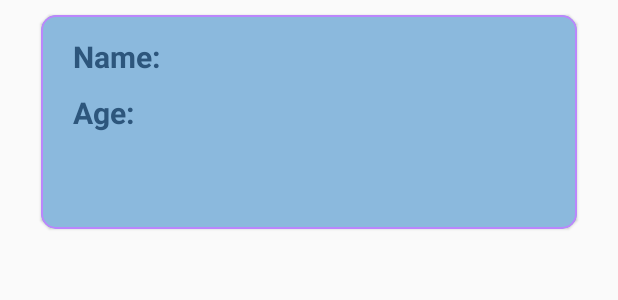
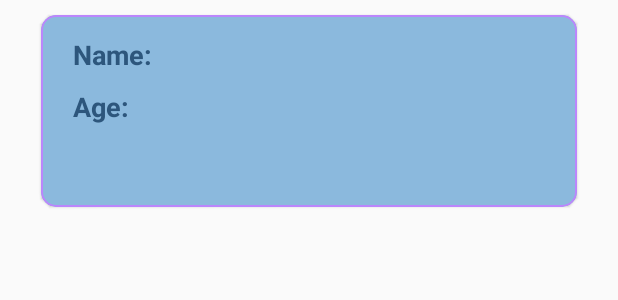
Before and after one commit to eduVieiraAF/FirebasePractice, an Android app: the layout item.xml on its own in the app's theme, with its tools: preview values and no code run, on a phone screen of 412 x 824 dp. Shown: the top 300 px of the screen. Run offline under Robolectric (Android 15) with nearby library versions, the phone set to English and light mode, and no system bars.

Commit message:
Prettier²
Few minor adjustments.

```diff
--- a/app/src/main/res/layout/item.xml
+++ b/app/src/main/res/layout/item.xml
@@ -22,7 +22,7 @@
             android:layout_width="wrap_content"
             android:layout_height="match_parent"
             android:text="Name:"
-            android:textSize="20sp"
+            android:textSize="18sp"
             android:textColor="@color/prussian_blue"
             android:textStyle="bold"
             android:layout_marginStart="7dp"
@@ -36,7 +36,7 @@
             android:layout_height="wrap_content"
             android:textStyle="bold|italic"
             android:textColor="@color/midnite_blue"
-            android:textSize="22sp"
+            android:textSize="20sp"
             android:layout_marginStart="10dp"
             android:gravity="center"
             app:layout_constraintStart_toEndOf="@id/TV_nameTxt"
@@ -48,7 +48,7 @@
             android:layout_width="wrap_content"
             android:layout_height="wrap_content"
             android:text="Age:"
-            android:textSize="20sp"
+            android:textSize="18sp"
             android:textColor="@color/prussian_blue"
             android:textStyle="bold"
             android:layout_marginStart="7dp"
@@ -63,9 +63,9 @@
             android:layout_height="wrap_content"
             android:textStyle="bold|italic"
             android:textColor="@color/midnite_blue"
-            android:textSize="22sp"
+            android:textSize="20sp"
             android:layout_marginStart="10dp"
-            android:layout_marginTop="8dp"
+            android:layout_marginTop="6dp"
             android:gravity="center"
             app:layout_constraintStart_toEndOf="@id/TV_ageTxt"
             app:layout_constraintTop_toBottomOf="@id/TV_nameFB"/>
@@ -75,7 +75,7 @@
             android:layout_width="match_parent"
             android:layout_height="wrap_content"
             android:textColor="@color/prussian_blue"
-            android:textSize="28sp"
+            android:textSize="22sp"
             android:layout_margin="10dp"
             android:textStyle="bold"
             android:gravity="center"
```
